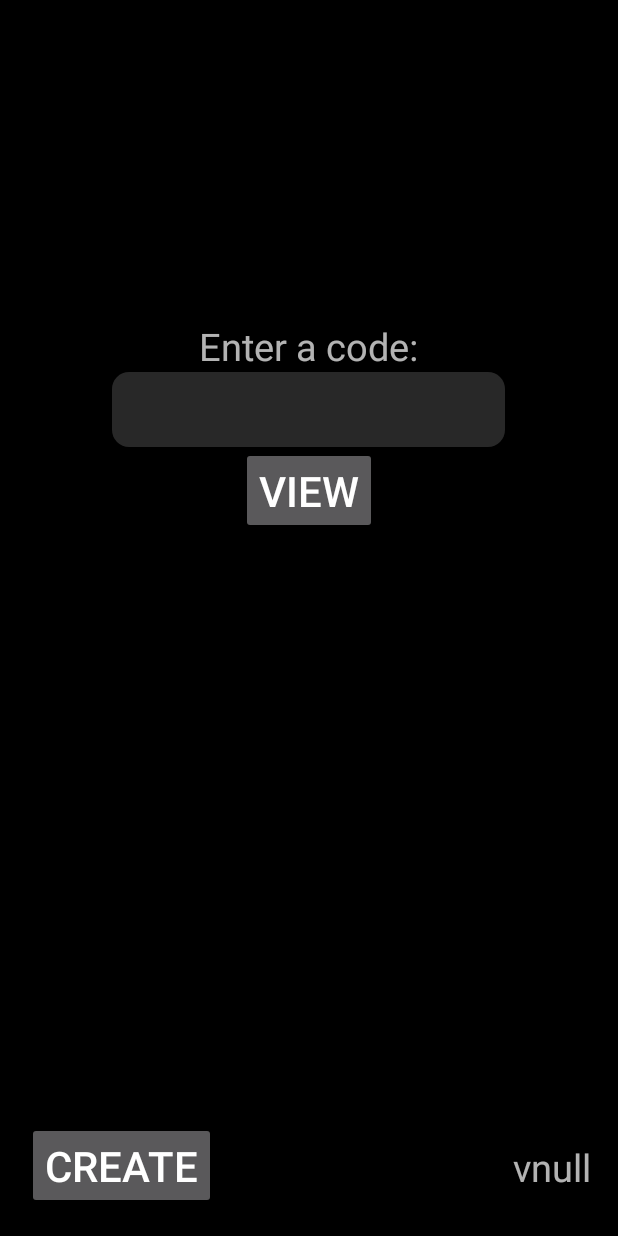
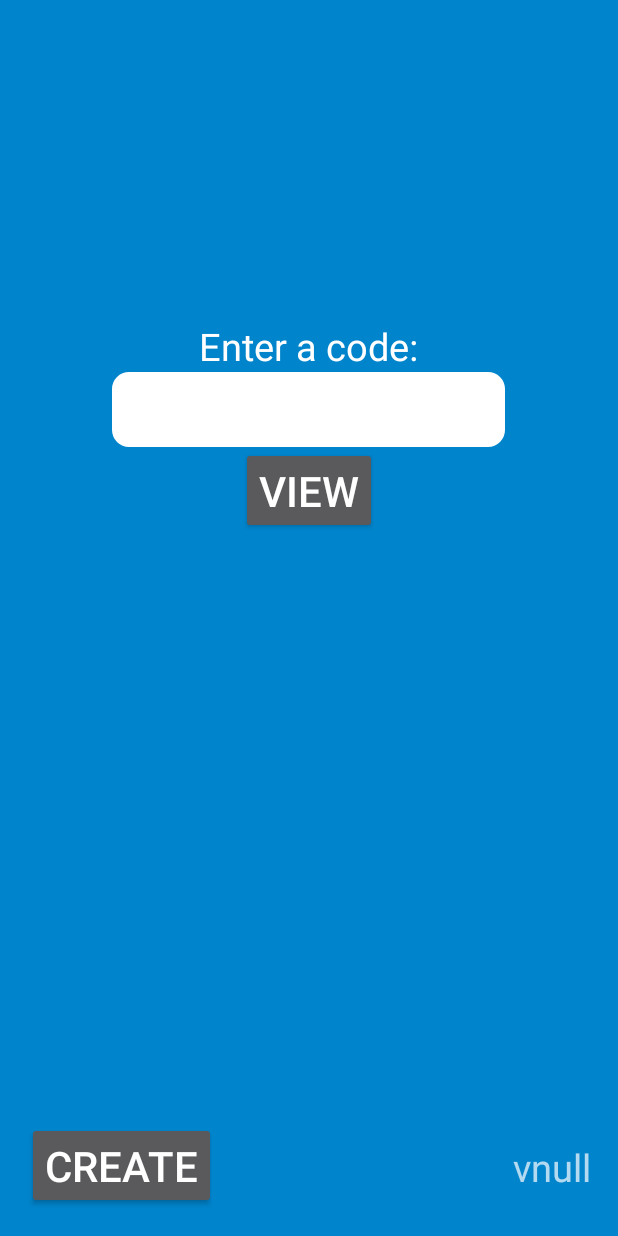
Before and after one commit to solavrov/CoolCard, an Android app: the screen it shows after launch (MainActivity), on a phone screen of 412 x 824 dp. Run offline under Robolectric (Android 15) with nearby library versions, the phone set to English and light mode, and no system bars; libraries missing offline, so code that uses them is left out: com.firebase.client; 2 statements that could not run were skipped.

Commit message:
postal theme

```diff
--- a/app/src/main/res/drawable/rounded_background.xml
+++ b/app/src/main/res/drawable/rounded_background.xml
@@ -1,7 +1,7 @@
 <?xml version="1.0" encoding="utf-8"?>
 <shape xmlns:android="http://schemas.android.com/apk/res/android"
        android:shape="rectangle">
-    <solid android:color="@color/colorLightBackground"/>
+    <solid android:color="@color/colorWhite"/>
     <corners
         android:bottomLeftRadius="@dimen/background_radius"
         android:bottomRightRadius="@dimen/background_radius"
--- a/app/src/main/res/layout/activity_create.xml
+++ b/app/src/main/res/layout/activity_create.xml
@@ -11,7 +11,7 @@
     android:paddingRight="@dimen/activity_horizontal_margin"
     android:paddingTop="@dimen/activity_vertical_margin"
     tools:context="com.blogspot.smallshipsinvest.coolcard.CreateActivity"
-    android:background="@color/colorBlack">
+    android:background="@color/colorPostalBlue">
 
 
     <!--code-->
--- a/app/src/main/res/layout/activity_main.xml
+++ b/app/src/main/res/layout/activity_main.xml
@@ -10,7 +10,7 @@
     android:paddingRight="@dimen/activity_horizontal_margin"
     android:paddingTop="@dimen/activity_vertical_margin"
     tools:context="com.blogspot.smallshipsinvest.coolcard.MainActivity"
-    android:background="@color/colorBlack">
+    android:background="@color/colorPostalBlue">
 
     <LinearLayout
         android:layout_width="match_parent"
@@ -45,7 +45,8 @@
         android:layout_height="wrap_content"
         android:layout_gravity="center"
         android:text="@string/enter_code"
-        android:textSize="@dimen/small_text"/>
+        android:textSize="@dimen/small_text"
+        android:textColor="@color/colorWhite"/>
 
     <EditText
         android:id="@+id/code"
@@ -58,7 +59,8 @@
         android:inputType="textVisiblePassword"
         android:maxLength="10"
         android:padding="@dimen/large_separation"
-        android:textSize="@dimen/normal_text"/>
+        android:textSize="@dimen/normal_text"
+        android:textColor="@color/colorPostalRed"/>
 
     <Button
         android:layout_width="wrap_content"
--- a/app/src/main/res/layout/activity_templates.xml
+++ b/app/src/main/res/layout/activity_templates.xml
@@ -10,7 +10,7 @@
     android:paddingTop="@dimen/activity_vertical_margin"
     tools:context="com.blogspot.smallshipsinvest.coolcard.TemplatesActivity"
     android:orientation="vertical"
-    android:background="@color/colorBlack">
+    android:background="@color/colorPostalBlue">
 
     <ListView
         android:id="@+id/tempList"
--- a/app/src/main/res/layout/listview_item.xml
+++ b/app/src/main/res/layout/listview_item.xml
@@ -3,7 +3,8 @@
               android:orientation="horizontal"
               android:layout_width="match_parent"
               android:layout_height="wrap_content"
-              android:padding="@dimen/large_separation">
+              android:padding="@dimen/large_separation"
+              android:background="@color/colorPostalBlueDark">
 
     <ImageView
         android:id="@+id/itemImage"
@@ -16,6 +17,7 @@
         android:layout_width="match_parent"
         android:layout_height="match_parent"
         android:textSize="@dimen/normal_text"
-        android:gravity="center"/>
+        android:gravity="center"
+        android:textColor="@color/colorWhite"/>
 
 </LinearLayout>
--- a/app/src/main/res/values/colors.xml
+++ b/app/src/main/res/values/colors.xml
@@ -6,7 +6,9 @@
     <color name="colorDarkText">#5e5e5e</color>
     <color name="colorRed">#ff0000</color>
     <color name="colorWhite">#ffffff</color>
-
+    <color name="colorPostalBlue">#0084cc</color>
+    <color name="colorPostalBlueDark">#0073b2</color>
+    <color name="colorPostalRed">#ff535e</color>
 
     <!--cards-->
     <color name="colorBlack">#000000</color>
--- a/app/src/main/res/values/styles.xml
+++ b/app/src/main/res/values/styles.xml
@@ -3,9 +3,16 @@
     <style name="AppTheme"
            parent="Theme.AppCompat.NoActionBar">
 
-        <item name="colorAccent">@color/abc_primary_text_disable_only_material_dark</item>
-        <item name="colorPrimary">@color/primary_dark_material_dark</item>
-        <item name="android:colorBackground">@color/abc_search_url_text_pressed</item>
+        <item name="colorAccent">@color/colorWhite</item>
+        <item name="colorPrimary">@color/colorPostalBlue</item>
+        <item name="android:colorBackground">@color/colorPostalBlue</item>
+        <item name="android:windowBackground">@color/colorPostalBlue</item>
+        <item name="android:textColorPrimary">@color/colorWhite</item>
+        <item name="android:textColorPrimaryInverse">@color/colorBlack</item>
+        <item name="android:textColorSecondary">@color/colorWhite</item>
+        <item name="android:textColorSecondaryInverse">@color/colorBlack</item>
+        <item name="colorPrimaryDark">@color/colorBlack</item>
+        <item name="android:colorForeground">@color/colorWhite</item>
 
     </style>
 
```
